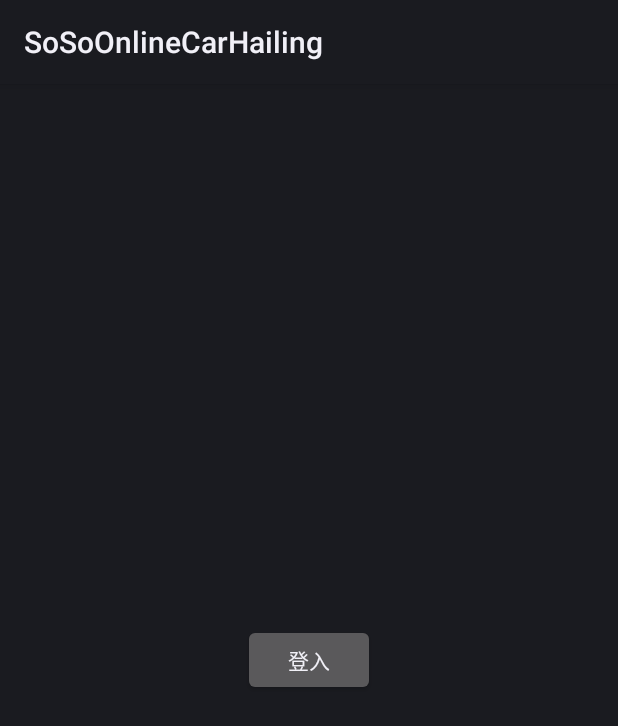
After one commit to zjz958182284/soso, an Android app: the layout activity_login_page.xml on its own in the app's theme, with its tools: preview values and no code run, on a phone screen of 412 x 824 dp. The commit adds this screen. Shown: the top 726 px of the screen. Run offline under Robolectric (Android 15) with nearby library versions, the phone set to English and light mode, and no system bars.

Commit message:
配置了okhttp和QMUI

```diff
--- a/soso/app/src/main/AndroidManifest.xml
+++ b/soso/app/src/main/AndroidManifest.xml
@@ -1,6 +1,8 @@
 <?xml version="1.0" encoding="utf-8"?>
 <manifest xmlns:android="http://schemas.android.com/apk/res/android"
     package="com.example.sosoonlinecarhailing">
+<!--    添加网络权限-->
+    <uses-permission android:name="android.permission.INTERNET"/>
 
     <application
         android:allowBackup="true"
@@ -9,7 +11,8 @@
         android:roundIcon="@mipmap/ic_launcher_round"
         android:supportsRtl="true"
         android:theme="@style/AppTheme">
-        <activity android:name=".MainActivity">
+        <activity android:name=".MainActivity"></activity>
+        <activity android:name=".Login_page">
             <intent-filter>
                 <action android:name="android.intent.action.MAIN" />
 
--- /dev/null
+++ b/soso/app/src/main/res/layout/activity_login_page.xml
@@ -0,0 +1,18 @@
+<?xml version="1.0" encoding="utf-8"?>
+<androidx.constraintlayout.widget.ConstraintLayout xmlns:android="http://schemas.android.com/apk/res/android"
+    xmlns:app="http://schemas.android.com/apk/res-auto"
+    xmlns:tools="http://schemas.android.com/tools"
+    android:layout_width="match_parent"
+    android:layout_height="match_parent"
+    tools:context=".Login_page">
+
+    <Button
+        android:id="@+id/login_btn"
+        android:layout_width="wrap_content"
+        android:layout_height="wrap_content"
+        android:text="登入"
+        app:layout_constraintRight_toRightOf="parent"
+        app:layout_constraintLeft_toLeftOf="parent"
+        app:layout_constraintTop_toTopOf="parent"
+        app:layout_constraintBottom_toBottomOf="parent"/>
+</androidx.constraintlayout.widget.ConstraintLayout>
--- a/soso/app/src/main/res/values/styles.xml
+++ b/soso/app/src/main/res/values/styles.xml
@@ -1,7 +1,7 @@
 <resources>
 
     <!-- Base application theme. -->
-    <style name="AppTheme" parent="Theme.AppCompat.Light.DarkActionBar">
+    <style name="AppTheme" parent="QMUI.Compat.NoActionBar">
         <!-- Customize your theme here. -->
         <item name="colorPrimary">@color/colorPrimary</item>
         <item name="colorPrimaryDark">@color/colorPrimaryDark</item>
--- a/soso/build.gradle
+++ b/soso/build.gradle
@@ -9,7 +9,6 @@ buildscript {
     }
     dependencies {
         classpath 'com.android.tools.build:gradle:3.6.1'
-
 
         // NOTE: Do not place your application dependencies here; they belong
         // in the individual module build.gradle files
```
Also changed, not shown: soso/app/build.gradle (+7 -0 lines), soso/app/src/main/java/com/example/sosoonlinecarhailing/Login_page.java (added, +29 -0 lines).
